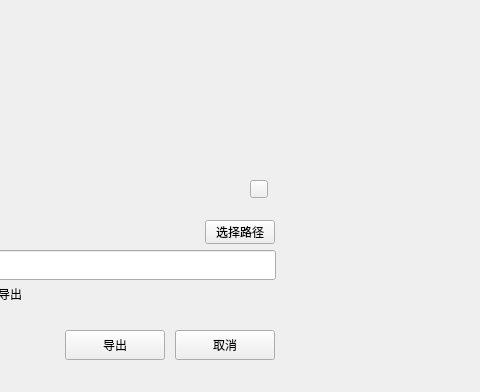
Above: LNKWallet/exportdialog.ui from HcashOrg/hx-indicator before the change; both pictures show x 375 to 855 and y 0 to 392 of the 960 by 543 pixel window. Below: the same form after it.
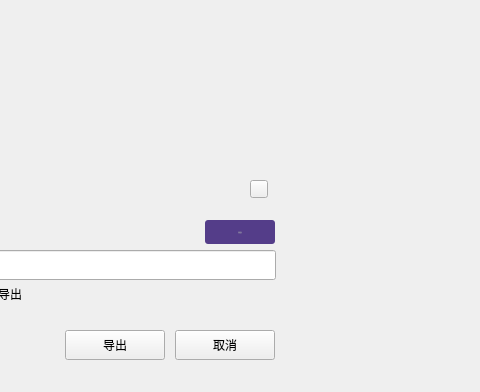
That is the form after the change.

Diff of the .ui file:
```diff
--- a/LNKWallet/exportdialog.ui
+++ b/LNKWallet/exportdialog.ui
@@ -162,18 +162,18 @@
      <property name="font">
       <font>
        <family>微软雅黑</family>
-       <pointsize>9</pointsize>
+       <pointsize>-1</pointsize>
        <weight>50</weight>
        <italic>false</italic>
        <bold>false</bold>
-       <underline>false</underline>
       </font>
      </property>
      <property name="cursor">
       <cursorShape>PointingHandCursor</cursorShape>
      </property>
      <property name="styleSheet">
-      <string notr="true"/>
+      <string notr="true">QToolButton{color: rgb(137,129, 161);font: 11px &quot;微软雅黑&quot;;background-color: rgb(84,61,137);border:0px solid white;border-radius:3px;}
+QToolButton:hover{color:white;}</string>
      </property>
      <property name="text">
       <string>选择路径</string>
```
